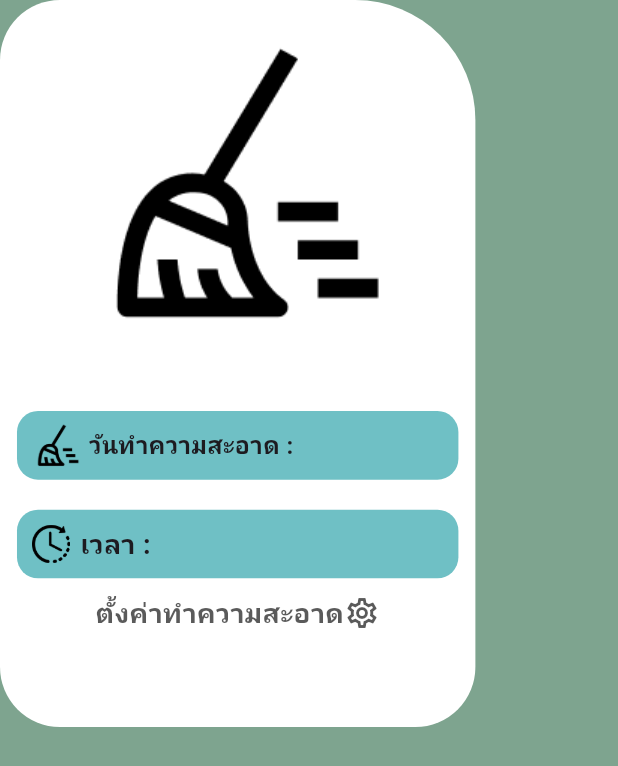
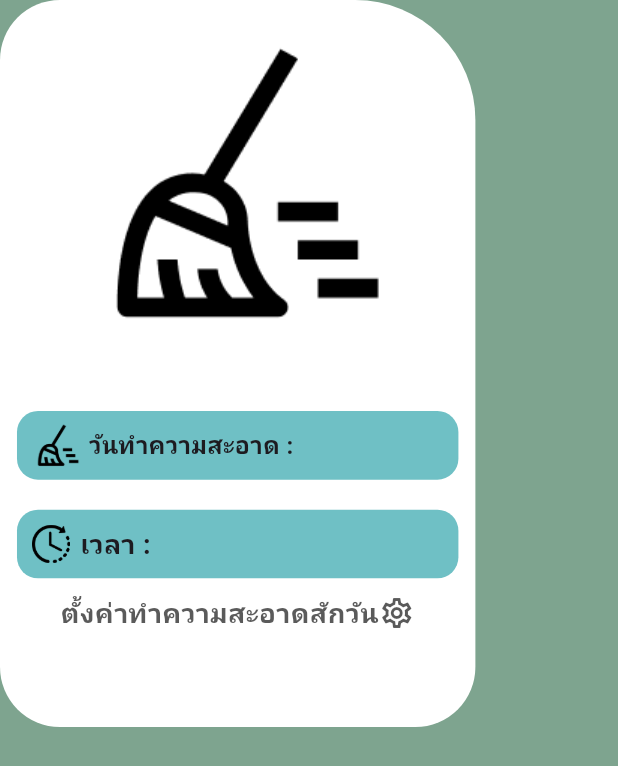
Before and after one commit to sathitkul12/project, a Flutter app: the CardClean widget shown alone on an empty page, opened directly, on a phone screen of 412 x 824 dp. Shown: the top 766 px of the screen. Run offline on Flutter 3.47's test engine with Material 3 defaults, Android fonts, the phone set to English and light mode, and no system bars; our stand-ins replace fl_chart, google_fonts, numberpicker; missing offline and left inert: mqtt_client; Roboto replaces fonts that are missing (Prompt).

Commit message:
commit ตั้งค่าทำความสะอาดสักวัน

```diff
--- a/pheasant_house-master/lib/screen/customcard/cardclean.dart
+++ b/pheasant_house-master/lib/screen/customcard/cardclean.dart
@@ -121,7 +121,7 @@ class _CardCleanState extends State<CardClean> {
                           builder: (context) => const PopupClean()));
                 },
                 child: Text(
-                  'ตั้งค่าทำความสะอาด',
+                  'ตั้งค่าทำความสะอาดสักวัน',
                   style: TextStyle(
                     fontSize: 18,
                     fontWeight: FontWeight.bold,
```
